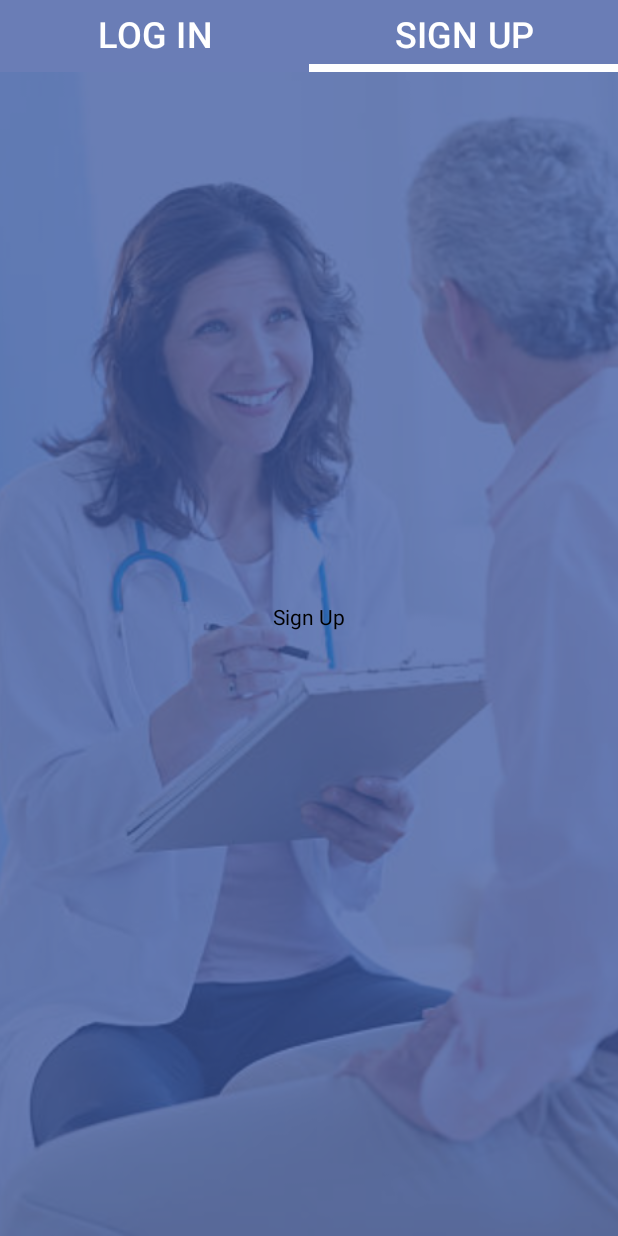
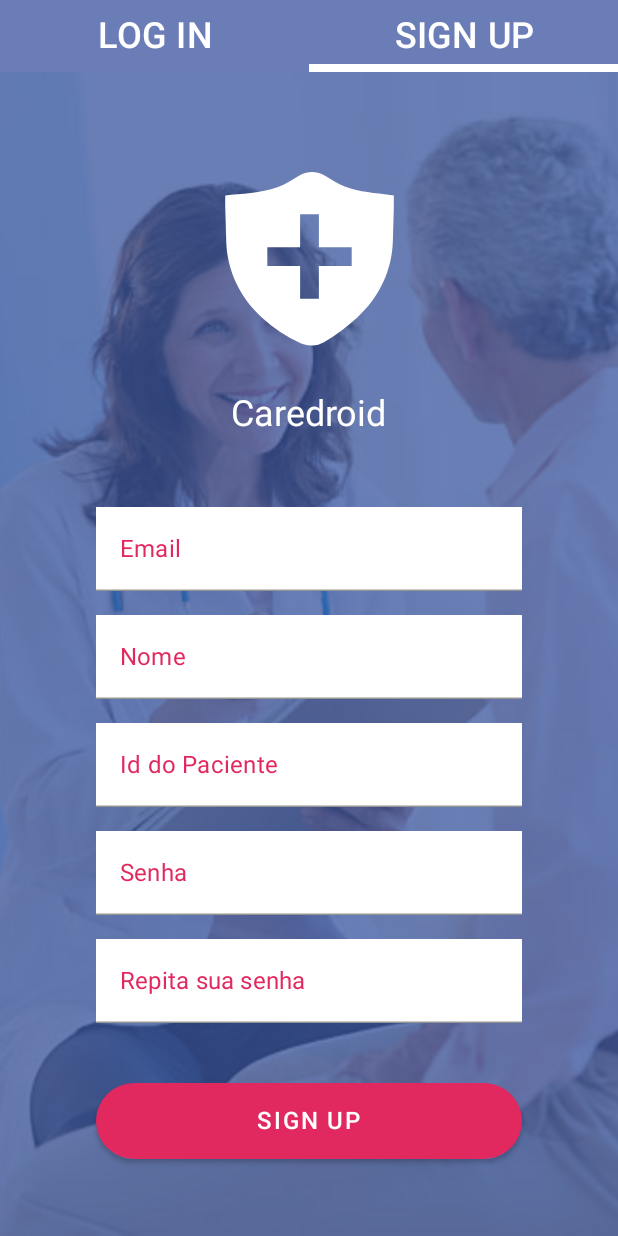
Before and after one commit to rfgvieira/AppCare, an Android app built with Jetpack Compose: the screen it shows after launch (LoginActivity), tab 2 chosen, on a phone screen of 412 x 824 dp. Run offline under Robolectric (Android 15) with nearby library versions, the phone set to English and light mode, and no system bars; our stand-ins replace accompanist.

Commit message:
feat: move each textfield fun to a file, finish sign up UI

```diff
--- a/login/src/main/java/com/example/login/ui/login/LoginScreen.kt
+++ b/login/src/main/java/com/example/login/ui/login/LoginScreen.kt
@@ -16,6 +16,8 @@ import androidx.compose.ui.tooling.preview.Preview
 import androidx.compose.ui.unit.dp
 import androidx.compose.ui.unit.sp
 import com.example.login.R
+import com.example.login.ui.login.textfields.PasswordTextField
+import com.example.login.ui.login.textfields.EmailTextField as EmailTextField
 
 @Composable
 fun LoginScreen() {
@@ -24,12 +26,10 @@ fun LoginScreen() {
             .fillMaxSize()
             .padding(horizontal = 64.dp),
         horizontalAlignment = Alignment.CenterHorizontally,
-        verticalArrangement = Arrangement.Top
-
-
+        verticalArrangement = Arrangement.spacedBy(16.dp,Alignment.Top)
     ) {
 
-        Spacer(modifier = Modifier.height(160.dp))
+        Spacer(modifier = Modifier.height(80.dp))
 
         Image(painter = painterResource(id = R.drawable.health),
             contentDescription = "",
@@ -41,15 +41,13 @@ fun LoginScreen() {
             fontSize = 24.sp
         )
 
-        Spacer(modifier = Modifier.height(32.dp))
+        Spacer(modifier = Modifier.height(16.dp))
 
         EmailTextField()
 
-        Spacer(modifier = Modifier.height(16.dp))
+        PasswordTextField(stringResource(id = R.string.password))
 
-        PasswordTextField()
-
-        Spacer(modifier = Modifier.height(24.dp))
+        Spacer(modifier = Modifier.height(8.dp))
 
         Button(
             onClick = { /*TODO*/ },
@@ -65,11 +63,9 @@ fun LoginScreen() {
             Text(
                 text = stringResource(id = R.string.login_caps),
                 fontSize = 16.sp,
-                modifier = Modifier.padding(vertical = 6.dp)
+                modifier = Modifier.padding(vertical = 8.dp)
             )
         }
-
-        Spacer(modifier = Modifier.height(16.dp))
 
         Text(
             text = stringResource(id = R.string.esqueceu_senha),
@@ -78,64 +74,6 @@ fun LoginScreen() {
     }
 }
 
-@Composable
-fun PasswordTextField() {
-    var passwordTextState by remember {
-        mutableStateOf("")
-    }
-
-    TextField(
-        value = passwordTextState,
-        onValueChange = {
-            if(it.length <= 64)
-                passwordTextState = it
-        },
-        singleLine = true,
-        label = {
-            Text(
-                text = stringResource(id = R.string.password),
-                color = colorResource(id = R.color.red))
-        },
-        colors = TextFieldDefaults.textFieldColors(
-            cursorColor = colorResource(id = R.color.red),
-            focusedIndicatorColor = colorResource(id = R.color.red)
-        ),
-        modifier = Modifier
-            .fillMaxWidth()
-            .background(color = Color.White)
-
-    )
-}
-
-
-@Composable
-fun EmailTextField() {
-    var emailTextState by remember {
-        mutableStateOf("")
-    }
-    TextField(
-        value = emailTextState,
-        label = {
-            Text(
-                text = stringResource(id = R.string.email),
-                color = colorResource(id = R.color.red)
-            )
-        },
-        onValueChange = {
-            if(it.length <= 64)
-                emailTextState = it
-        },
-        modifier = Modifier
-            .background(Color.White)
-            .fillMaxWidth(),
-        singleLine = true,
-        colors = TextFieldDefaults.textFieldColors(cursorColor = colorResource(id = R.color.red),
-            focusedIndicatorColor = colorResource(id = R.color.red)
-        )
-    )
-}
-
-
 @Preview(showSystemUi = true, showBackground = true)
 @Composable
 fun LoginPreview() {
--- a/login/src/main/java/com/example/login/ui/login/SignUpScreen.kt
+++ b/login/src/main/java/com/example/login/ui/login/SignUpScreen.kt
@@ -1,29 +1,86 @@
 package com.example.login.ui.login
 
-import androidx.compose.foundation.layout.Arrangement
-import androidx.compose.foundation.layout.Box
-import androidx.compose.foundation.layout.Column
-import androidx.compose.foundation.layout.fillMaxSize
+import androidx.compose.foundation.Image
+import androidx.compose.foundation.layout.*
+import androidx.compose.foundation.shape.RoundedCornerShape
+import androidx.compose.material.Button
+import androidx.compose.material.ButtonDefaults
 import androidx.compose.material.Text
 import androidx.compose.runtime.Composable
 import androidx.compose.ui.Alignment
 import androidx.compose.ui.Modifier
+import androidx.compose.ui.graphics.Color
+import androidx.compose.ui.res.colorResource
+import androidx.compose.ui.res.painterResource
+import androidx.compose.ui.res.stringResource
 import androidx.compose.ui.tooling.preview.Preview
+import androidx.compose.ui.unit.dp
+import androidx.compose.ui.unit.sp
+import com.example.login.R
+import com.example.login.ui.login.textfields.EmailTextField
+import com.example.login.ui.login.textfields.NameTextField
+import com.example.login.ui.login.textfields.PasswordTextField
+import com.example.login.ui.login.textfields.PatientIdTextField
 
 @Composable
 fun SignUpScreen() {
     Column(
-        modifier = Modifier.fillMaxSize(),
-        verticalArrangement = Arrangement.Center,
-        horizontalAlignment = Alignment.CenterHorizontally
+        modifier = Modifier
+            .fillMaxSize()
+            .padding(horizontal = 64.dp),
+        horizontalAlignment = Alignment.CenterHorizontally,
+        verticalArrangement = Arrangement.spacedBy(16.dp,Alignment.Top)
+    ) {
 
-    ) {
-        Box(contentAlignment = Alignment.Center){
-            Text(text = "Sign Up")
+        Spacer(Modifier.height(80.dp))
+
+        Image(painter = painterResource(id = R.drawable.health),
+            contentDescription = "",
+            Modifier.size(150.dp)
+        )
+
+        Text(text = stringResource(id = R.string.app_name),
+            color = Color.White,
+            fontSize = 24.sp
+        )
+
+        Spacer(modifier = Modifier.height(16.dp))
+
+        EmailTextField()
+
+        NameTextField()
+
+        PatientIdTextField()
+
+        PasswordTextField(stringResource(id = R.string.password))
+
+        PasswordTextField(stringResource(id = R.string.repassword))
+
+        Spacer(modifier = Modifier.height(8.dp))
+
+        Button(
+            onClick = {},
+            shape = RoundedCornerShape(50),
+            colors = ButtonDefaults.buttonColors(
+                backgroundColor = colorResource(id = R.color.red),
+                contentColor = Color.White
+            ),
+            modifier = Modifier
+                .fillMaxWidth()
+                .wrapContentHeight()
+
+        ) {
+            Text(
+                text = stringResource(id = R.string.signup_caps),
+                fontSize = 16.sp,
+                modifier = Modifier.padding(vertical = 8.dp)
+            )
         }
 
     }
 }
+
+
 
 @Preview(showBackground = true)
 @Composable
--- /dev/null
+++ b/login/src/main/java/com/example/login/ui/login/textfields/EmailTextField.kt
@@ -0,0 +1,41 @@
+package com.example.login.ui.login.textfields
+
+import androidx.compose.foundation.background
+import androidx.compose.foundation.layout.fillMaxWidth
+import androidx.compose.material.Text
+import androidx.compose.material.TextField
+import androidx.compose.material.TextFieldDefaults
+import androidx.compose.runtime.*
+import androidx.compose.ui.Modifier
+import androidx.compose.ui.graphics.Color
+import androidx.compose.ui.graphics.RectangleShape
+import androidx.compose.ui.res.colorResource
+import androidx.compose.ui.res.stringResource
+import com.example.login.R
+
+@Composable
+fun EmailTextField() {
+    var emailTextState by remember {
+        mutableStateOf("")
+    }
+    TextField(
+        value = emailTextState,
+        label = {
+            Text(
+                text = stringResource(id = R.string.email),
+                color = colorResource(id = R.color.red)
+            )
+        },
+        onValueChange = {
+            if(it.length <= 64)
+                emailTextState = it
+        },
+        modifier = Modifier.fillMaxWidth(),
+        singleLine = true,
+        colors = TextFieldDefaults.textFieldColors(cursorColor = colorResource(id = R.color.red),
+            focusedIndicatorColor = colorResource(id = R.color.red),
+            backgroundColor = Color.White
+        ),
+        shape = RectangleShape
+    )
+}
--- /dev/null
+++ b/login/src/main/java/com/example/login/ui/login/textfields/NameTextField.kt
@@ -0,0 +1,42 @@
+package com.example.login.ui.login.textfields
+
+import androidx.compose.foundation.layout.fillMaxWidth
+import androidx.compose.material.Text
+import androidx.compose.material.TextField
+import androidx.compose.material.TextFieldDefaults
+import androidx.compose.runtime.*
+import androidx.compose.ui.Modifier
+import androidx.compose.ui.graphics.Color
+import androidx.compose.ui.graphics.RectangleShape
+import androidx.compose.ui.res.colorResource
+import androidx.compose.ui.res.stringResource
+import com.example.login.R
+
+@Composable
+fun NameTextField() {
+    var nameState by remember {
+        mutableStateOf("")
+    }
+
+    TextField(
+        value = nameState,
+        onValueChange = {
+            if(it.length <= 100)
+                nameState = it
+        },
+        modifier = Modifier.fillMaxWidth(),
+        singleLine = true,
+        colors = TextFieldDefaults.textFieldColors(
+            cursorColor = colorResource(id = R.color.red),
+            focusedIndicatorColor = colorResource(id = R.color.red),
+            backgroundColor = Color.White,
+        ),
+        label = {
+            Text(
+                text = stringResource(id = R.string.name),
+                color = colorResource(id = R.color.red)
+            )
+        },
+        shape = RectangleShape
+    )
+}
--- /dev/null
+++ b/login/src/main/java/com/example/login/ui/login/textfields/PasswordTextField.kt
@@ -0,0 +1,44 @@
+package com.example.login.ui.login.textfields
+
+import androidx.compose.foundation.background
+import androidx.compose.foundation.layout.fillMaxWidth
+import androidx.compose.material.Text
+import androidx.compose.material.TextField
+import androidx.compose.material.TextFieldDefaults
+import androidx.compose.runtime.*
+import androidx.compose.ui.Modifier
+import androidx.compose.ui.graphics.Color
+import androidx.compose.ui.graphics.RectangleShape
+import androidx.compose.ui.res.colorResource
+import androidx.compose.ui.res.stringResource
+import com.example.login.R
+
+@Composable
+fun PasswordTextField(label : String) {
+    var passwordTextState by remember {
+        mutableStateOf("")
+    }
+
+    TextField(
+        value = passwordTextState,
+        onValueChange = {
+            if(it.length <= 64)
+                passwordTextState = it
+        },
+        singleLine = true,
+        label = {
+            Text(
+                text = label,
+                color = colorResource(id = R.color.red)
+            )
+        },
+        colors = TextFieldDefaults.textFieldColors(
+            cursorColor = colorResource(id = R.color.red),
+            focusedIndicatorColor = colorResource(id = R.color.red),
+            backgroundColor = Color.White
+
+        ),
+        modifier = Modifier.fillMaxWidth(),
+        shape = RectangleShape
+    )
+}
--- /dev/null
+++ b/login/src/main/java/com/example/login/ui/login/textfields/PatientIdTextField.kt
@@ -0,0 +1,42 @@
+package com.example.login.ui.login.textfields
+
+import androidx.compose.foundation.layout.fillMaxWidth
+import androidx.compose.material.Text
+import androidx.compose.material.TextField
+import androidx.compose.material.TextFieldDefaults
+import androidx.compose.runtime.*
+import androidx.compose.ui.Modifier
+import androidx.compose.ui.graphics.Color
+import androidx.compose.ui.graphics.RectangleShape
+import androidx.compose.ui.res.colorResource
+import androidx.compose.ui.res.stringResource
+import com.example.login.R
+
+@Composable
+fun PatientIdTextField (){
+    var patientState by remember {
+        mutableStateOf("")
+    }
+
+    TextField(
+        value = patientState,
+        onValueChange = {
+            if(it.length <= 100)
+                patientState = it
+        },
+        modifier = Modifier.fillMaxWidth(),
+        singleLine = true,
+        colors = TextFieldDefaults.textFieldColors(
+            cursorColor = colorResource(id = R.color.red),
+            focusedIndicatorColor = colorResource(id = R.color.red),
+            backgroundColor = Color.White,
+        ),
+        label = {
+            Text(
+                text = stringResource(id = R.string.patient_id),
+                color = colorResource(id = R.color.red)
+            )
+        },
+        shape = RectangleShape
+    )
+}
--- a/login/src/main/res/values/strings.xml
+++ b/login/src/main/res/values/strings.xml
@@ -7,6 +7,9 @@
     <string name="title_activity_login_screen">LoginScreen</string>
     <string name="title_activity_sign_up_screen">SignUpScreen</string>
     <string name="email">Email</string>
-    <string name="password">Password</string>
+    <string name="password">Senha</string>
+    <string name="repassword">Repita sua senha</string>
+    <string name="name">Nome</string>
+    <string name="patient_id">Id do Paciente</string>
     <string name="esqueceu_senha">Esqueceu a senha?</string>
 </resources>
```
